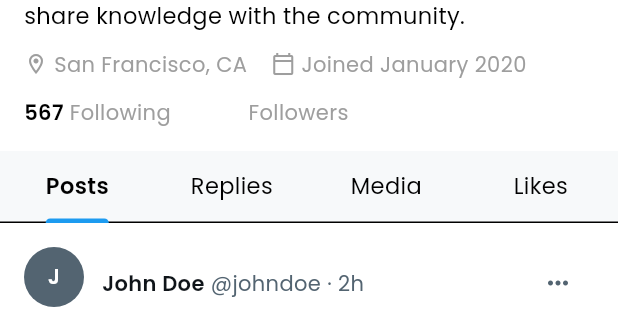
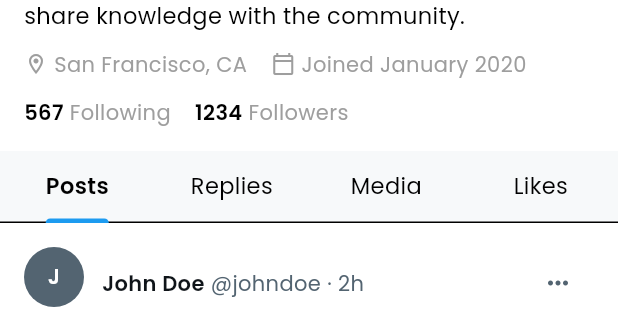
Before and after one commit to Gokul0616/project_x_AI, a Flutter app: the ProfileContent widget shown alone on an empty page, opened directly, on a phone screen of 412 x 824 dp. Shown: the part 533-842 px from the top of the screen. Run offline on Flutter 3.47's test engine with Material 3 defaults, Android fonts, the phone set to English and light mode, and no system bars; our stand-ins replace cached_network_image, flutter_svg, google_fonts, shared_preferences; accounts and stored records are empty; network calls fail.

Commit message:
auto-commit for ab663238-d6fe-4538-85ab-399aa879d733

```diff
--- a/lib/features/profile/widgets/profile_content.dart
+++ b/lib/features/profile/widgets/profile_content.dart
@@ -243,8 +243,8 @@ class _ProfileContentState extends State<ProfileContent>
                           const SizedBox(width: 16),
                           Text(
                             '${_user.followerCount}',
-                            style: const TextStyle(
-                              color: Colors.white,
+                            style: TextStyle(
+                              color: Theme.of(context).colorScheme.onSurface,
                               fontSize: 14,
                               fontWeight: FontWeight.w600,
                             ),
```
